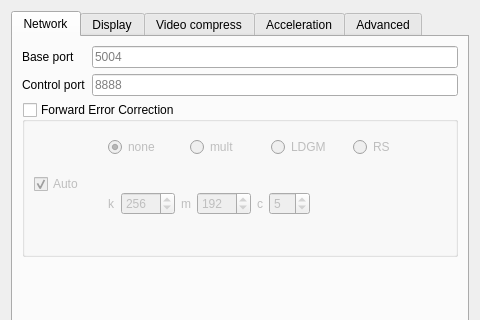
Old version of the form gui/QT/ui/settings.ui in the repository CESNET/UltraGrid; both pictures show x 0 to 480 and y 0 to 320 of the 480 by 460 pixel window.
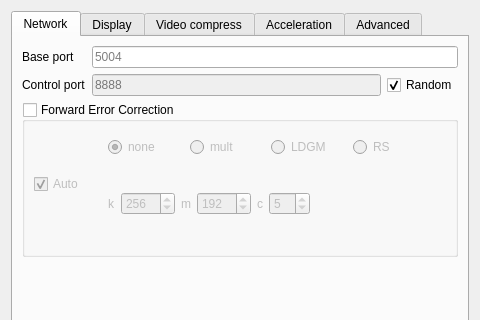
New version of the form.

Commit message: GUI: pick a random port for control port

Patch:
```diff
--- a/gui/QT/ui/settings.ui
+++ b/gui/QT/ui/settings.ui
@@ -61,6 +61,36 @@
            </property>
           </widget>
          </item>
+         <item row="1" column="1">
+          <layout class="QHBoxLayout" name="horizontalLayout_3">
+           <item>
+            <widget class="QLineEdit" name="controlPort">
+             <property name="enabled">
+              <bool>false</bool>
+             </property>
+             <property name="inputMask">
+              <string/>
+             </property>
+             <property name="maxLength">
+              <number>5</number>
+             </property>
+             <property name="placeholderText">
+              <string>8888</string>
+             </property>
+            </widget>
+           </item>
+           <item>
+            <widget class="QCheckBox" name="controlPortRandom">
+             <property name="text">
+              <string>Random</string>
+             </property>
+             <property name="checked">
+              <bool>true</bool>
+             </property>
+            </widget>
+           </item>
+          </layout>
+         </item>
          <item row="1" column="0">
           <widget class="QLabel" name="label_2">
            <property name="text">
@@ -68,19 +98,6 @@
            </property>
           </widget>
          </item>
-         <item row="1" column="1">
-          <widget class="QLineEdit" name="controlPort">
-           <property name="inputMask">
-            <string/>
-           </property>
-           <property name="maxLength">
-            <number>5</number>
-           </property>
-           <property name="placeholderText">
-            <string>8888</string>
-           </property>
-          </widget>
-         </item>
         </layout>
        </item>
        <item>
```
Left out of the diff: 20 changed lines with no effect on the pictures. The commit also changes 4 other files.
